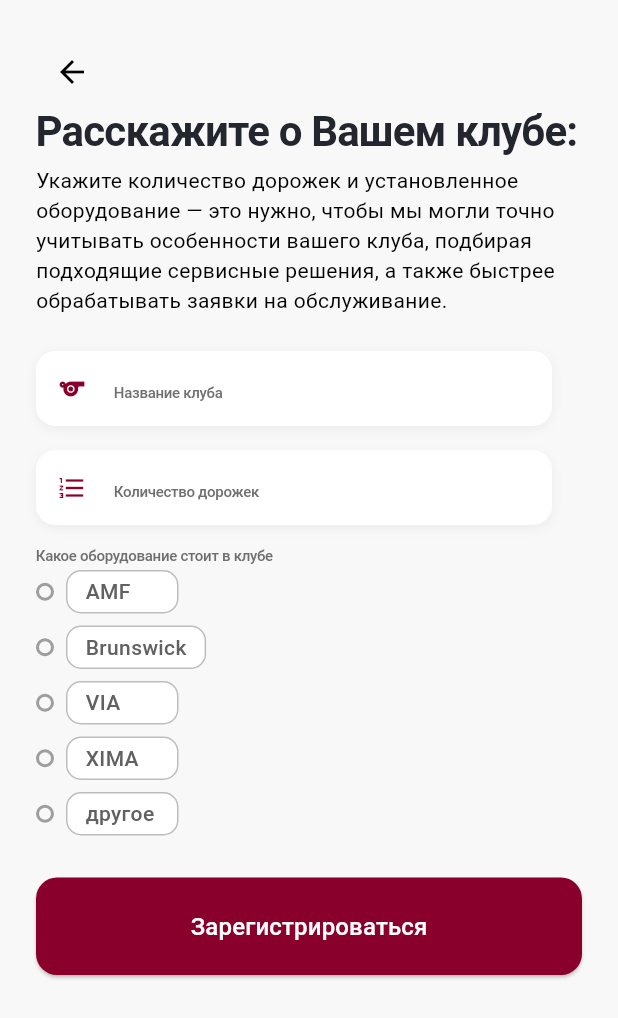
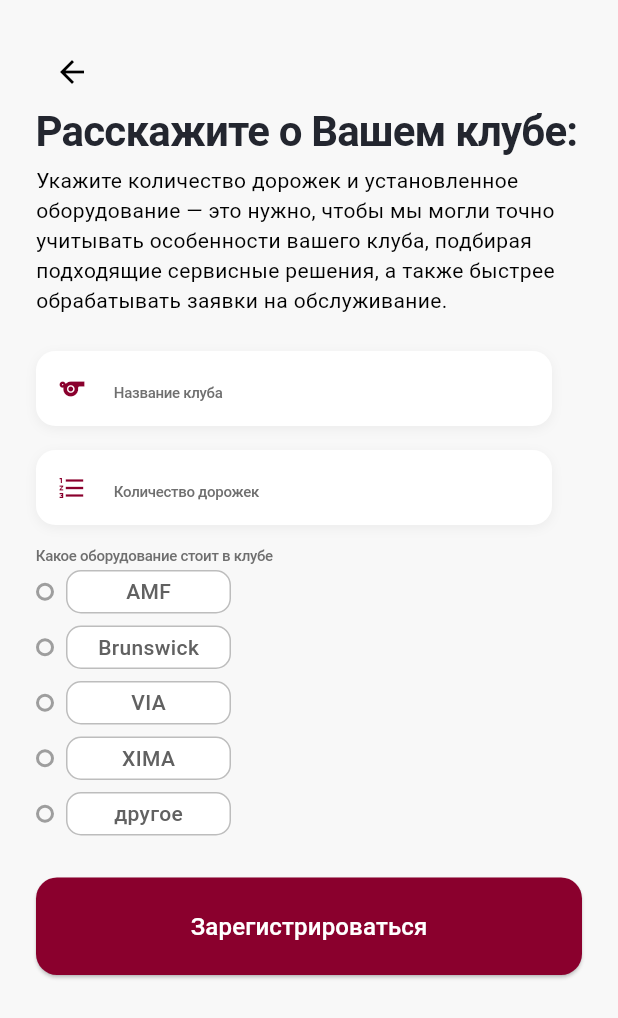
Before and after one commit to Lalamee/bowling-app-flutter, a Flutter app: the RegisterOwnerScreen screen opened directly, after a tap on "Далее", on a phone screen of 412 x 824 dp. Shown: the top 1018 px of the screen. Run offline on Flutter 3.47's test engine with Material 3 defaults, Android fonts, the phone set to English and light mode, and no system bars; our stand-ins replace mask_text_input_formatter.

Commit message:
owner 1.1

```diff
--- a/lib/widgets/radio_group_horizontal.dart
+++ b/lib/widgets/radio_group_horizontal.dart
@@ -17,36 +17,51 @@ class RadioGroupHorizontal extends StatelessWidget {
   @override
   Widget build(BuildContext context) {
     return Row(
-      mainAxisAlignment: MainAxisAlignment.spaceBetween,
+      mainAxisAlignment: MainAxisAlignment.center,
       children: options.map((label) {
         final isSelected = label == groupValue;
-        return Expanded(
+
+        return Padding(
+          padding: const EdgeInsets.symmetric(horizontal: 8),
           child: InkWell(
             onTap: () => onChanged(label),
+            borderRadius: BorderRadius.circular(10),
             child: Row(
+              crossAxisAlignment: CrossAxisAlignment.center,
               children: [
-                Padding(
-                  padding: const EdgeInsets.only(right: 8),
-                  child: Container(
+                Container(
                   width: 16,
                   height: 16,
-                    decoration: BoxDecoration(
+                  margin: const EdgeInsets.only(right: 8),
+                  decoration: isSelected
+                      ? BoxDecoration(
                           shape: BoxShape.circle,
+                          color: AppColors.primary,
                           border: Border.all(
-                        color: isSelected ? AppColors.primary : Colors.grey,
+                            color: AppColors.primary,
                             width: 2,
                           ),
-                      color: isSelected ? AppColors.primary : Colors.transparent,
+                        )
+                      : BoxDecoration(
+                          shape: BoxShape.circle,
+                          color: Colors.transparent,
+                          border: Border.all(
+                            color: Colors.grey,
+                            width: 1,
                           ),
                         ),
                 ),
-                Expanded(
-                  child: Container(
+                Container(
+                  width: 113,
                   height: 29,
+                  alignment: Alignment.center,
                   decoration: BoxDecoration(
-                      border: Border.all(color: isSelected ? AppColors.primary : Colors.grey),
+                    color: Colors.white,
                     borderRadius: BorderRadius.circular(10),
-                      color: Colors.white,
+                    border: Border.all(
+                      color: isSelected ? AppColors.primary : Colors.grey,
+                      width: 1,
+                    ),
                     boxShadow: [
                       BoxShadow(
                         color: Colors.black.withOpacity(0.05),
@@ -55,8 +70,11 @@ class RadioGroupHorizontal extends StatelessWidget {
                       ),
                     ],
                   ),
-                    alignment: Alignment.center,
-                    child: Text(label, style: AppTextStyles.formInput),
+                  child: Text(
+                    label,
+                    style: AppTextStyles.formInput.copyWith(
+                      color: isSelected ? AppColors.primary : Colors.black,
+                    ),
                   ),
                 ),
               ],
--- a/lib/widgets/radio_group_vertical.dart
+++ b/lib/widgets/radio_group_vertical.dart
@@ -37,10 +37,9 @@ class RadioGroupVertical extends StatelessWidget {
                   ),
                 ),
                 Container(
+                  width: 110,
                   height: 29,
-                  constraints: const BoxConstraints(minWidth: 75),
-                  padding: const EdgeInsets.symmetric(horizontal: 12),
-                  alignment: Alignment.centerLeft,
+                  alignment: Alignment.center,
                   decoration: BoxDecoration(
                     color: Colors.white,
                     borderRadius: BorderRadius.circular(10),
```
Lines whose indentation alone changed are shown as unchanged.
